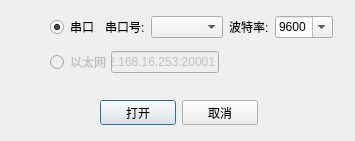
This is serial.ui in qwerttqq95/698SP_CL as Qt 5 draws it before an edit. The edited form follows.
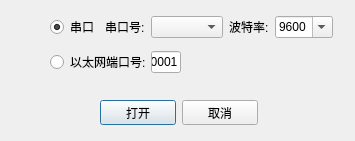
This is the edited form.

```diff
--- a/serial.ui
+++ b/serial.ui
@@ -182,7 +182,7 @@
       <item>
        <widget class="QRadioButton" name="radioButton_2">
         <property name="enabled">
-         <bool>false</bool>
+            <bool>true</bool>
         </property>
         <property name="sizePolicy">
          <sizepolicy hsizetype="Minimum" vsizetype="Fixed">
@@ -191,14 +191,14 @@
          </sizepolicy>
         </property>
         <property name="text">
-         <string>以太网</string>
+            <string>以太网端口号:</string>
         </property>
        </widget>
       </item>
       <item>
        <widget class="QLineEdit" name="lineEdit">
         <property name="enabled">
-         <bool>false</bool>
+            <bool>true</bool>
         </property>
         <property name="sizePolicy">
          <sizepolicy hsizetype="Preferred" vsizetype="Fixed">
@@ -207,7 +207,7 @@
          </sizepolicy>
         </property>
         <property name="text">
-         <string>192.168.16.253:20001</string>
+            <string>20001</string>
         </property>
        </widget>
       </item>
@@ -218,7 +218,7 @@
         </property>
         <property name="sizeHint" stdset="0">
          <size>
-          <width>40</width>
+             <width>230</width>
           <height>20</height>
          </size>
         </property>
```
